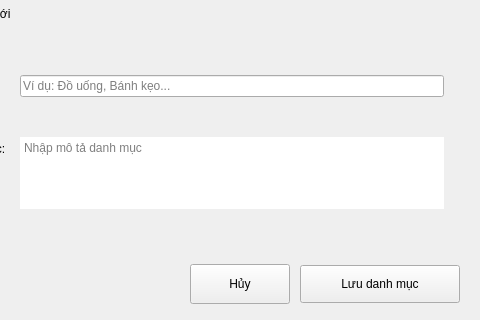
Qt form src/gui/add_category_dialog.ui (letrankhang/Supermarket_Manager) before a commit; both pictures show x 120 to 600 and y 340 to 660 of the 600 by 660 pixel window.
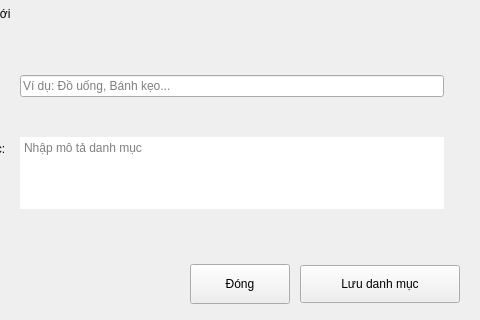
The same form after that commit. Icons and pictures are not drawn.

Diff of the .ui file:
```diff
--- a/src/gui/add_category_dialog.ui
+++ b/src/gui/add_category_dialog.ui
@@ -850,7 +850,7 @@
            <cursorShape>PointingHandCursor</cursorShape>
           </property>
           <property name="text">
-           <string>Hủy</string>
+           <string>Đóng</string>
           </property>
          </widget>
         </item>
```
